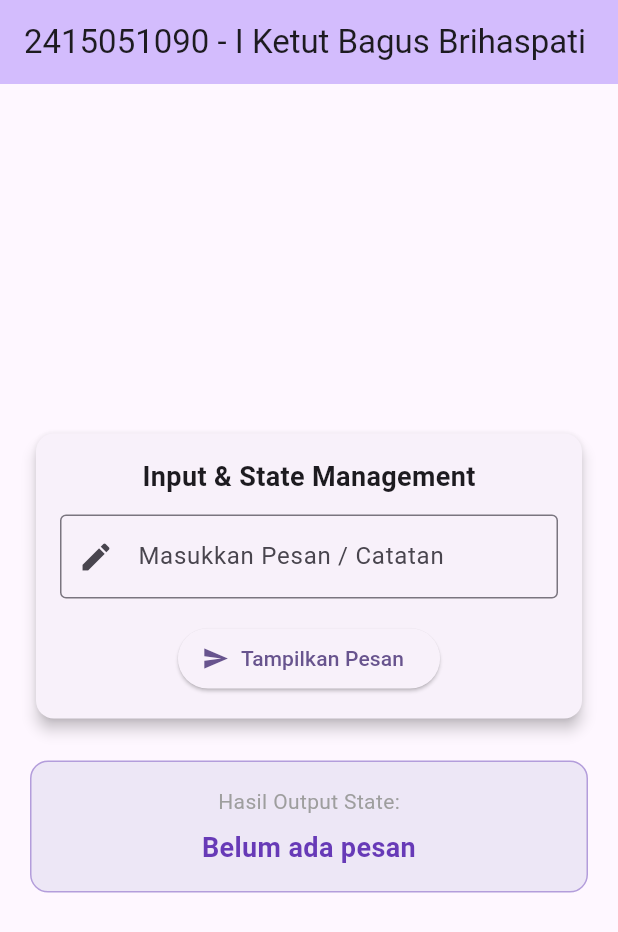
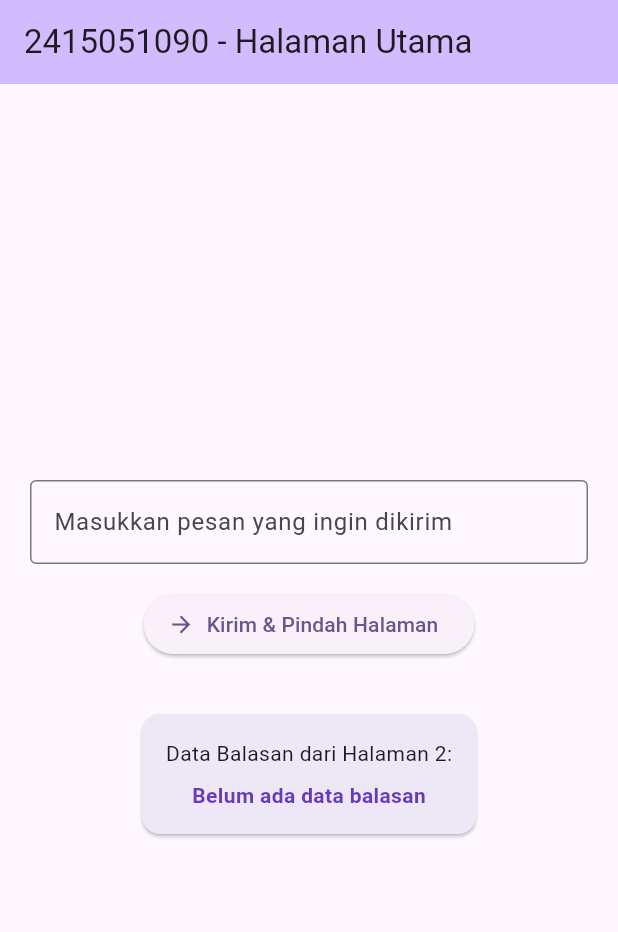
Before and after one commit to bagusbrihaspati/mobile-praktikum., a Flutter app: the screen it shows after launch, on a phone screen of 412 x 824 dp. Shown: the top 932 px of the screen. Run offline on Flutter 3.47's test engine with Material 3 defaults, Android fonts, the phone set to English and light mode, and no system bars.

Commit message:
Tahap 10: Mengimplementasikan Navigasi Antar Halaman dengan Navigator.push dan Navigator.pop

```diff
--- a/flutter_ui_fundamentals/lib/main.dart
+++ b/flutter_ui_fundamentals/lib/main.dart
@@ -13,27 +13,28 @@ class MyApp extends StatelessWidget {
   @override
   Widget build(BuildContext context) {
     return MaterialApp(
-      title: 'Tahap 9 - Input & State',
+      title: 'Tahap 10 - Navigasi',
       debugShowCheckedModeBanner: false,
       theme: ThemeData(
         colorScheme: ColorScheme.fromSeed(seedColor: Colors.deepPurple),
         useMaterial3: true,
       ),
-      home: const GreetingCard(),
+      home: const FirstScreen(),
     );
   }
 }
 
-class GreetingCard extends StatefulWidget {
-  const GreetingCard({super.key});
+// ==================== HALAMAN 1 ====================
+class FirstScreen extends StatefulWidget {
+  const FirstScreen({super.key});
 
   @override
-  State<GreetingCard> createState() => _GreetingCardState();
+  State<FirstScreen> createState() => _FirstScreenState();
 }
 
-class _GreetingCardState extends State<GreetingCard> {
+class _FirstScreenState extends State<FirstScreen> {
   final TextEditingController _controller = TextEditingController();
-  String _message = 'Belum ada pesan';
+  String _feedbackData = 'Belum ada data balasan';
 
   @override
   void dispose() {
@@ -41,19 +42,32 @@ class _GreetingCardState extends State<GreetingCard> {
     super.dispose();
   }
 
-  void _updateMessage() {
-    setState(() {
-      _message = _controller.text.trim().isEmpty
-          ? 'Input masih kosong'
-          : _controller.text.trim();
-    });
+  // Fungsi untuk push & menunggu balasan (Get Data)
+  Future<void> _navigateToSecondScreen() async {
+    final result = await Navigator.push(
+      context,
+      MaterialPageRoute(
+        builder: (context) => SecondScreen(
+          dataKirim: _controller.text.isEmpty
+              ? 'Pesan Default dari Halaman 1'
+              : _controller.text,
+        ),
+      ),
+    );
+
+    // Menerima data kembalian dari Halaman 2
+    if (result != null && mounted) {
+      setState(() {
+        _feedbackData = result.toString();
+      });
+    }
   }
 
   @override
   Widget build(BuildContext context) {
     return Scaffold(
       appBar: AppBar(
-        title: const Text('$studentId - $studentName'),
+        title: const Text('$studentId - Halaman Utama'),
         backgroundColor: Theme.of(context).colorScheme.inversePrimary,
       ),
       body: Padding(
@@ -61,67 +75,37 @@ class _GreetingCardState extends State<GreetingCard> {
         child: Column(
           mainAxisAlignment: MainAxisAlignment.center,
           children: [
+            TextField(
+              controller: _controller,
+              decoration: const InputDecoration(
+                labelText: 'Masukkan pesan yang ingin dikirim',
+                border: OutlineInputBorder(),
+              ),
+            ),
+            const SizedBox(height: 16),
+            ElevatedButton.icon(
+              onPressed: _navigateToSecondScreen,
+              icon: const Icon(Icons.arrow_forward),
+              label: const Text('Kirim & Pindah Halaman'),
+            ),
+            const SizedBox(height: 32),
             Card(
-              elevation: 4,
+              color: Colors.deepPurple.shade50,
               child: Padding(
                 padding: const EdgeInsets.all(16.0),
                 child: Column(
                   children: [
-                    const Text(
-                      'Input & State Management',
-                      style: TextStyle(
-                        fontSize: 18,
+                    const Text('Data Balasan dari Halaman 2:'),
+                    const SizedBox(height: 8),
+                    Text(
+                      _feedbackData,
+                      style: const TextStyle(
                         fontWeight: FontWeight.bold,
+                        color: Colors.deepPurple,
                       ),
-                    ),
-                    const SizedBox(height: 12),
-                    TextField(
-                      controller: _controller,
-                      decoration: const InputDecoration(
-                        labelText: 'Masukkan Pesan / Catatan',
-                        border: OutlineInputBorder(),
-                        prefixIcon: Icon(Icons.edit),
-                      ),
-                    ),
-                    const SizedBox(height: 16),
-                    ElevatedButton.icon(
-                      onPressed: _updateMessage,
-                      icon: const Icon(Icons.send),
-                      label: const Text('Tampilkan Pesan'),
                     ),
                   ],
                 ),
-              ),
-            ),
-            const SizedBox(height: 24),
-            Container(
-              width: double.infinity,
-              padding: const EdgeInsets.all(16),
-              decoration: BoxDecoration(
-                color: Colors.deepPurple.shade50,
-                borderRadius: BorderRadius.circular(12),
-                border: Border.all(color: Colors.deepPurple.shade200),
-              ),
-              child: Column(
-                children: [
-                  const Text(
-                    'Hasil Output State:',
-                    style: TextStyle(
-                      fontSize: 14,
-                      color: Colors.grey,
-                    ),
-                  ),
-                  const SizedBox(height: 8),
-                  Text(
-                    _message,
-                    style: const TextStyle(
-                      fontSize: 18,
-                      fontWeight: FontWeight.bold,
-                      color: Colors.deepPurple,
-                    ),
-                    textAlign: TextAlign.center,
-                  ),
-                ],
               ),
             ),
           ],
@@ -130,3 +114,49 @@ class _GreetingCardState extends State<GreetingCard> {
     );
   }
 }
+
+// ==================== HALAMAN 2 ====================
+class SecondScreen extends StatelessWidget {
+  final String dataKirim;
+
+  const SecondScreen({super.key, required this.dataKirim});
+
+  @override
+  Widget build(BuildContext context) {
+    return Scaffold(
+      appBar: AppBar(
+        title: const Text('$studentName - Detail'),
+        backgroundColor: Theme.of(context).colorScheme.primaryContainer,
+      ),
+      body: Center(
+        child: Padding(
+          padding: const EdgeInsets.all(20.0),
+          child: Column(
+            mainAxisAlignment: MainAxisAlignment.center,
+            children: [
+              const Text('Data yang Diterima:'),
+              const SizedBox(height: 8),
+              Text(
+                dataKirim,
+                style: const TextStyle(
+                  fontSize: 20,
+                  fontWeight: FontWeight.bold,
+                ),
+                textAlign: TextAlign.center,
+              ),
+              const SizedBox(height: 32),
+              ElevatedButton.icon(
+                onPressed: () {
+                  // Kembali sambil mengirim data balik (Pop Data)
+                  Navigator.pop(context, 'Data berhasil diproses oleh $studentName!');
+                },
+                icon: const Icon(Icons.arrow_back),
+                label: const Text('Kembali & Kirim Status'),
+              ),
+            ],
+          ),
+        ),
+      ),
+    );
+  }
+}
```
